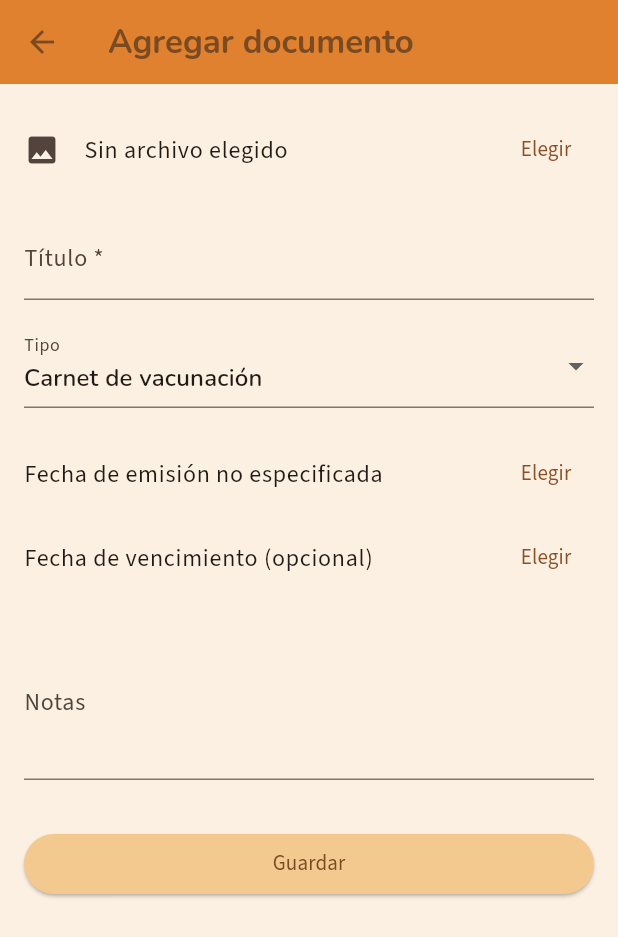
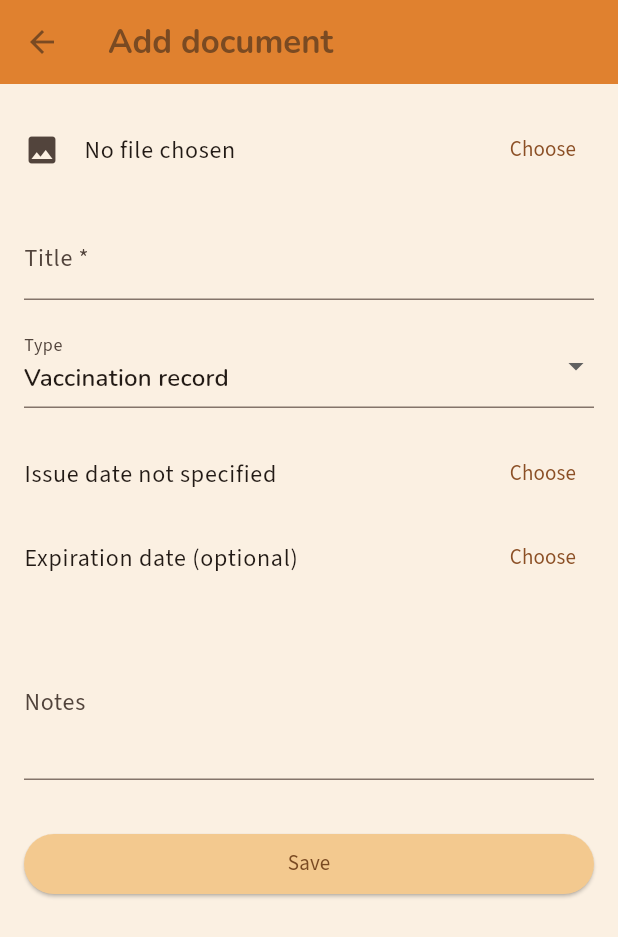
Before and after one commit to BreakPointX13/patas_al_dia, a Flutter app: the FormularioDocumentoScreen screen opened directly with empty values, on a phone screen of 412 x 824 dp. Shown: the top 937 px of the screen. Run offline on Flutter 3.47's test engine with Material 3 defaults, Android fonts, the phone set to English and light mode, and no system bars; our stand-ins replace flutter_local_notifications, flutter_riverpod, flutter_svg, image_picker, open_filex, share_plus and 3 more; accounts and stored records are empty.

Commit message:
feat: traducir Documentos y agrupar por tipo con separadores visuales
Cierra la pasada de i18n del core (Mascotas/Agenda/Documentos):
DocumentosScreen, FormularioDocumentoScreen y DetalleDocumentoScreen pasan
a AppLocalizations, incluido el tipo "Carnet de vacunación" (propio de
este módulo, sin equivalente en la versión reducida de Agenda).

Además, la lista de DocumentosScreen ahora se agrupa por tipo de
documento en vez de mostrarse plana, usando SeparadorSeccionFicha (mismo
patrón visual ya usado en el formulario/ficha de mascota) con ícono +
nombre del tipo, para facilitar la vista cuando hay varios documentos.

Co-Authored-By: Claude Sonnet 5 <noreply@anthropic.com>

```diff
--- a/lib/l10n/app_en.arb
+++ b/lib/l10n/app_en.arb
@@ -106,6 +106,7 @@
   "tipoEventoControl": "Check-up",
   "tipoEventoExamen": "Exam",
 
+  "tipoDocumentoCarnetVacunacion": "Vaccination record",
   "tipoDocumentoReceta": "Prescription",
   "tipoDocumentoExamen": "Test result",
   "tipoDocumentoCertificado": "Certificate",
@@ -195,5 +196,28 @@
   "elegirImagenGaleria": "Choose image from gallery",
   "elegirPdf": "Choose PDF",
   "seleccionaMascotaPrimero": "Select a pet first",
-  "errorFechaYHora": "Select a date and time"
+  "errorFechaYHora": "Select a date and time",
+
+  "agregarDocumentoLabel": "Add document",
+  "editarDocumentoLabel": "Edit document",
+  "sinArchivoElegido": "No file chosen",
+  "archivoElegido": "File chosen",
+  "accionCambiar": "Change",
+  "fechaEmisionNoEspecificada": "Issue date not specified",
+  "fechaEmitidaConValor": "Issued: {fecha}",
+  "fechaVencimientoOpcional": "Expiration date (optional)",
+  "fechaVenceConValor": "Expires: {fecha}",
+  "recordatorioVencimientoLabel": "Expiration reminder",
+  "recordatorioVencimientoAviso": "For now this is just saved as a note, it doesn't send a notification yet.",
+  "campoNotas": "Notes",
+  "eligeFotoOPdf": "Choose a photo or a PDF",
+  "eliminarDocumentoTitulo": "Delete document",
+  "eliminarDocumentoContenido": "Delete \"{titulo}\"?",
+  "fechaEmisionLabel": "Issue date",
+  "fechaVencimientoLabel": "Expiration date",
+  "conRecordatorioSufijo": " (with reminder)",
+  "sinNotas": "No notes",
+  "vinculadoAlEventoLabel": "Linked to event",
+  "abrirDocumentoLabel": "Open document",
+  "verPantallaCompletaLabel": "View full screen"
 }
--- a/lib/l10n/app_localizations.dart
+++ b/lib/l10n/app_localizations.dart
@@ -658,6 +658,12 @@ abstract class AppLocalizations {
   /// **'Examen'**
   String get tipoEventoExamen;
 
+  /// No description provided for @tipoDocumentoCarnetVacunacion.
+  ///
+  /// In es, this message translates to:
+  /// **'Carnet de vacunación'**
+  String get tipoDocumentoCarnetVacunacion;
+
   /// No description provided for @tipoDocumentoReceta.
   ///
   /// In es, this message translates to:
@@ -1167,6 +1173,138 @@ abstract class AppLocalizations {
   /// In es, this message translates to:
   /// **'Selecciona fecha y hora'**
   String get errorFechaYHora;
+
+  /// No description provided for @agregarDocumentoLabel.
+  ///
+  /// In es, this message translates to:
+  /// **'Agregar documento'**
+  String get agregarDocumentoLabel;
+
+  /// No description provided for @editarDocumentoLabel.
+  ///
+  /// In es, this message translates to:
+  /// **'Editar documento'**
+  String get editarDocumentoLabel;
+
+  /// No description provided for @sinArchivoElegido.
+  ///
+  /// In es, this message translates to:
+  /// **'Sin archivo elegido'**
+  String get sinArchivoElegido;
+
+  /// No description provided for @archivoElegido.
+  ///
+  /// In es, this message translates to:
+  /// **'Archivo elegido'**
+  String get archivoElegido;
+
+  /// No description provided for @accionCambiar.
+  ///
+  /// In es, this message translates to:
+  /// **'Cambiar'**
+  String get accionCambiar;
+
+  /// No description provided for @fechaEmisionNoEspecificada.
+  ///
+  /// In es, this message translates to:
+  /// **'Fecha de emisión no especificada'**
+  String get fechaEmisionNoEspecificada;
+
+  /// No description provided for @fechaEmitidaConValor.
+  ///
+  /// In es, this message translates to:
+  /// **'Emitido: {fecha}'**
+  String fechaEmitidaConValor(Object fecha);
+
+  /// No description provided for @fechaVencimientoOpcional.
+  ///
+  /// In es, this message translates to:
+  /// **'Fecha de vencimiento (opcional)'**
+  String get fechaVencimientoOpcional;
+
+  /// No description provided for @fechaVenceConValor.
+  ///
+  /// In es, this message translates to:
+  /// **'Vence: {fecha}'**
+  String fechaVenceConValor(Object fecha);
+
+  /// No description provided for @recordatorioVencimientoLabel.
+  ///
+  /// In es, this message translates to:
+  /// **'Recordatorio de vencimiento'**
+  String get recordatorioVencimientoLabel;
+
+  /// No description provided for @recordatorioVencimientoAviso.
+  ///
+  /// In es, this message translates to:
+  /// **'Por ahora solo queda guardado como dato, todavía no envía una notificación.'**
+  String get recordatorioVencimientoAviso;
+
+  /// No description provided for @campoNotas.
+  ///
+  /// In es, this message translates to:
+  /// **'Notas'**
+  String get campoNotas;
+
+  /// No description provided for @eligeFotoOPdf.
+  ///
+  /// In es, this message translates to:
+  /// **'Elige una foto o un PDF'**
+  String get eligeFotoOPdf;
+
+  /// No description provided for @eliminarDocumentoTitulo.
+  ///
+  /// In es, this message translates to:
+  /// **'Eliminar documento'**
+  String get eliminarDocumentoTitulo;
+
+  /// No description provided for @eliminarDocumentoContenido.
+  ///
+  /// In es, this message translates to:
+  /// **'¿Eliminar \"{titulo}\"?'**
+  String eliminarDocumentoContenido(Object titulo);
+
+  /// No description provided for @fechaEmisionLabel.
+  ///
+  /// In es, this message translates to:
+  /// **'Fecha de emisión'**
+  String get fechaEmisionLabel;
+
+  /// No description provided for @fechaVencimientoLabel.
+  ///
+  /// In es, this message translates to:
+  /// **'Fecha de vencimiento'**
+  String get fechaVencimientoLabel;
+
+  /// No description provided for @conRecordatorioSufijo.
+  ///
+  /// In es, this message translates to:
+  /// **' (con recordatorio)'**
+  String get conRecordatorioSufijo;
+
+  /// No description provided for @sinNotas.
+  ///
+  /// In es, this message translates to:
+  /// **'Sin notas'**
+  String get sinNotas;
+
+  /// No description provided for @vinculadoAlEventoLabel.
+  ///
+  /// In es, this message translates to:
+  /// **'Vinculado al evento'**
+  String get vinculadoAlEventoLabel;
+
+  /// No description provided for @abrirDocumentoLabel.
+  ///
+  /// In es, this message translates to:
+  /// **'Abrir documento'**
+  String get abrirDocumentoLabel;
+
+  /// No description provided for @verPantallaCompletaLabel.
+  ///
+  /// In es, this message translates to:
+  /// **'Ver a pantalla completa'**
+  String get verPantallaCompletaLabel;
 }
 
 class _AppLocalizationsDelegate
--- a/lib/l10n/app_localizations_en.dart
+++ b/lib/l10n/app_localizations_en.dart
@@ -299,6 +299,9 @@ class AppLocalizationsEn extends AppLocalizations {
   String get tipoEventoExamen => 'Exam';
 
   @override
+  String get tipoDocumentoCarnetVacunacion => 'Vaccination record';
+
+  @override
   String get tipoDocumentoReceta => 'Prescription';
 
   @override
@@ -564,4 +567,77 @@ class AppLocalizationsEn extends AppLocalizations {
 
   @override
   String get errorFechaYHora => 'Select a date and time';
+
+  @override
+  String get agregarDocumentoLabel => 'Add document';
+
+  @override
+  String get editarDocumentoLabel => 'Edit document';
+
+  @override
+  String get sinArchivoElegido => 'No file chosen';
+
+  @override
+  String get archivoElegido => 'File chosen';
+
+  @override
+  String get accionCambiar => 'Change';
+
+  @override
+  String get fechaEmisionNoEspecificada => 'Issue date not specified';
+
+  @override
+  String fechaEmitidaConValor(Object fecha) {
+    return 'Issued: $fecha';
+  }
+
+  @override
+  String get fechaVencimientoOpcional => 'Expiration date (optional)';
+
+  @override
+  String fechaVenceConValor(Object fecha) {
+    return 'Expires: $fecha';
+  }
+
+  @override
+  String get recordatorioVencimientoLabel => 'Expiration reminder';
+
+  @override
+  String get recordatorioVencimientoAviso =>
+      'For now this is just saved as a note, it doesn\'t send a notification yet.';
+
+  @override
+  String get campoNotas => 'Notes';
+
+  @override
+  String get eligeFotoOPdf => 'Choose a photo or a PDF';
+
+  @override
+  String get eliminarDocumentoTitulo => 'Delete document';
+
+  @override
+  String eliminarDocumentoContenido(Object titulo) {
+    return 'Delete \"$titulo\"?';
+  }
+
+  @override
+  String get fechaEmisionLabel => 'Issue date';
+
+  @override
+  String get fechaVencimientoLabel => 'Expiration date';
+
+  @override
+  String get conRecordatorioSufijo => ' (with reminder)';
+
+  @override
+  String get sinNotas => 'No notes';
+
+  @override
+  String get vinculadoAlEventoLabel => 'Linked to event';
+
+  @override
+  String get abrirDocumentoLabel => 'Open document';
+
+  @override
+  String get verPantallaCompletaLabel => 'View full screen';
 }
--- a/lib/presentation/screens/detalle_documento_screen.dart
+++ b/lib/presentation/screens/detalle_documento_screen.dart
@@ -3,8 +3,10 @@ import 'package:flutter/material.dart';
 import 'package:flutter_riverpod/flutter_riverpod.dart';
 import 'package:open_filex/open_filex.dart';
 import 'package:patas_al_dia/data/models/documento_model.dart';
+import 'package:patas_al_dia/l10n/app_localizations.dart';
 import 'package:patas_al_dia/presentation/screens/formulario_documento_screen.dart';
 import 'package:patas_al_dia/presentation/screens/visor_imagen_screen.dart';
+import 'package:patas_al_dia/presentation/utils/etiquetas_localizadas.dart';
 import 'package:patas_al_dia/providers/agenda_evento_provider.dart';
 import 'package:patas_al_dia/providers/documento_provider.dart';
 
@@ -67,19 +69,20 @@ class _DetalleDocumentoScreenState
   }
 
   Future<void> _eliminarDocumento(DocumentoModel documento) async {
+    final l10n = AppLocalizations.of(context);
     final confirmar = await showDialog<bool>(
       context: context,
       builder: (context) => AlertDialog(
-        title: const Text('Eliminar documento'),
-        content: Text('¿Eliminar "${documento.titulo}"?'),
+        title: Text(l10n.eliminarDocumentoTitulo),
+        content: Text(l10n.eliminarDocumentoContenido(documento.titulo)),
         actions: [
           TextButton(
             onPressed: () => Navigator.of(context).pop(false),
-            child: const Text('Cancelar'),
+            child: Text(l10n.accionCancelar),
           ),
           ElevatedButton(
             onPressed: () => Navigator.of(context).pop(true),
-            child: const Text('Eliminar'),
+            child: Text(l10n.accionEliminar),
           ),
         ],
       ),
@@ -114,6 +117,7 @@ class _DetalleDocumentoScreenState
       return const Scaffold(body: Center(child: CircularProgressIndicator()));
     }
     final documento = documentoEncontrado;
+    final l10n = AppLocalizations.of(context);
 
     return Scaffold(
       appBar: AppBar(
@@ -121,7 +125,7 @@ class _DetalleDocumentoScreenState
         actions: [
           IconButton(
             icon: const Icon(Icons.delete_outline),
-            tooltip: 'Eliminar documento',
+            tooltip: l10n.eliminarDocumentoTitulo,
             onPressed: () => _eliminarDocumento(documento),
           ),
         ],
@@ -154,40 +158,40 @@ class _DetalleDocumentoScreenState
               ),
             ),
           ListTile(
-            title: const Text('Tipo'),
+            title: Text(l10n.campoTipo),
             subtitle: Text(
               documento.tipoDocumento == 'Otro' &&
                       documento.tipoDocumentoPersonalizado != null
                   ? documento.tipoDocumentoPersonalizado!
-                  : documento.tipoDocumento,
+                  : tipoDocumentoMostrar(l10n, documento.tipoDocumento),
             ),
           ),
           ListTile(
-            title: const Text('Fecha de emisión'),
+            title: Text(l10n.fechaEmisionLabel),
             subtitle: Text(
               documento.fechaEmision == null
-                  ? 'No especificada'
+                  ? l10n.noEspecificada
                   : '${documento.fechaEmision!.day}/'
                         '${documento.fechaEmision!.month}/${documento.fechaEmision!.year}',
             ),
           ),
           ListTile(
-            title: const Text('Fecha de vencimiento'),
+            title: Text(l10n.fechaVencimientoLabel),
             subtitle: Text(
               documento.fechaVencimiento == null
-                  ? 'No especificada'
+                  ? l10n.noEspecificada
                   : '${documento.fechaVencimiento!.day}/'
                         '${documento.fechaVencimiento!.month}/${documento.fechaVencimiento!.year}'
-                        '${documento.recordatorioVencimiento ? ' (con recordatorio)' : ''}',
+                        '${documento.recordatorioVencimiento ? l10n.conRecordatorioSufijo : ''}',
             ),
           ),
           ListTile(
-            title: const Text('Notas'),
-            subtitle: Text(documento.notasAsociadas ?? 'Sin notas'),
+            title: Text(l10n.campoNotas),
+            subtitle: Text(documento.notasAsociadas ?? l10n.sinNotas),
           ),
           if (_tituloEventoVinculado != null)
             ListTile(
-              title: const Text('Vinculado al evento'),
+              title: Text(l10n.vinculadoAlEventoLabel),
               subtitle: Text(_tituloEventoVinculado!),
             ),
           const Divider(height: 32),
@@ -199,15 +203,15 @@ class _DetalleDocumentoScreenState
             ),
             title: Text(
               documento.fileExtension == 'pdf'
-                  ? 'Abrir documento'
-                  : 'Ver a pantalla completa',
+                  ? l10n.abrirDocumentoLabel
+                  : l10n.verPantallaCompletaLabel,
             ),
             trailing: const Icon(Icons.chevron_right),
             onTap: () => _abrirArchivo(documento),
           ),
           ListTile(
             leading: const Icon(Icons.edit),
-            title: const Text('Editar documento'),
+            title: Text(l10n.editarDocumentoLabel),
             trailing: const Icon(Icons.chevron_right),
             onTap: () {
               Navigator.of(context).push(
--- a/lib/presentation/screens/formulario_documento_screen.dart
+++ b/lib/presentation/screens/formulario_documento_screen.dart
@@ -4,9 +4,11 @@ import 'package:flutter_riverpod/flutter_riverpod.dart';
 import 'package:image_picker/image_picker.dart';
 import 'package:uuid/uuid.dart';
 import 'package:patas_al_dia/data/models/documento_model.dart';
+import 'package:patas_al_dia/l10n/app_localizations.dart';
+import 'package:patas_al_dia/presentation/utils/etiquetas_localizadas.dart';
 import 'package:patas_al_dia/providers/documento_provider.dart';
 
-const _tiposDocumento = [
+const tiposDocumentoDisponibles = [
   'Carnet de vacunación',
   'Receta',
   'Examen',
@@ -38,7 +40,7 @@ class _FormularioDocumentoScreenState
   final _notasController = TextEditingController();
   final ImagePicker _picker = ImagePicker();
 
-  String _tipoDocumento = _tiposDocumento.first;
+  String _tipoDocumento = tiposDocumentoDisponibles.first;
   String? _filePath;
   String? _fileExtension;
   DateTime? _fechaEmision;
@@ -72,6 +74,7 @@ class _FormularioDocumentoScreenState
   }
 
   Future<void> _elegirArchivo() async {
+    final l10n = AppLocalizations.of(context);
     final opcion = await showModalBottomSheet<String>(
       context: context,
       builder: (context) => SafeArea(
@@ -80,17 +83,17 @@ class _FormularioDocumentoScreenState
           children: [
             ListTile(
               leading: const Icon(Icons.photo_camera),
-              title: const Text('Tomar foto'),
+              title: Text(l10n.tomarFoto),
               onTap: () => Navigator.of(context).pop('camara'),
             ),
             ListTile(
               leading: const Icon(Icons.photo_library),
-              title: const Text('Elegir imagen de galería'),
+              title: Text(l10n.elegirImagenGaleria),
               onTap: () => Navigator.of(context).pop('galeria'),
             ),
             ListTile(
               leading: const Icon(Icons.picture_as_pdf),
-              title: const Text('Elegir PDF'),
+              title: Text(l10n.elegirPdf),
               onTap: () => Navigator.of(context).pop('pdf'),
             ),
           ],
@@ -153,7 +156,7 @@ class _FormularioDocumentoScreenState
     }
     if (_filePath == null) {
       ScaffoldMessenger.of(context).showSnackBar(
-        const SnackBar(content: Text('Elige una foto o un PDF')),
+        SnackBar(content: Text(AppLocalizations.of(context).eligeFotoOPdf)),
       );
       return;
     }
@@ -196,12 +199,13 @@ class _FormularioDocumentoScreenState
 
   @override
   Widget build(BuildContext context) {
+    final l10n = AppLocalizations.of(context);
     return Scaffold(
       appBar: AppBar(
         title: Text(
           widget.documentoExistente == null
-              ? 'Agregar documento'
-              : 'Editar documento',
+              ? l10n.agregarDocumentoLabel
+              : l10n.editarDocumentoLabel,
         ),
       ),
       body: Form(
@@ -215,20 +219,20 @@ class _FormularioDocumentoScreenState
                 _fileExtension == 'pdf' ? Icons.picture_as_pdf : Icons.image,
               ),
               title: Text(
-                _filePath == null ? 'Sin archivo elegido' : 'Archivo elegido',
+                _filePath == null ? l10n.sinArchivoElegido : l10n.archivoElegido,
               ),
               trailing: TextButton(
                 onPressed: _elegirArchivo,
-                child: Text(_filePath == null ? 'Elegir' : 'Cambiar'),
+                child: Text(_filePath == null ? l10n.accionElegir : l10n.accionCambiar),
               ),
             ),
             const SizedBox(height: 16),
             TextFormField(
               controller: _tituloController,
-              decoration: const InputDecoration(labelText: 'Título *'),
+              decoration: InputDecoration(labelText: l10n.campoTituloObligatorio),
               validator: (valor) {
                 if (valor == null || valor.trim().isEmpty) {
-                  return 'El título es obligatorio';
+                  return l10n.errorTituloObligatorio;
                 }
                 return null;
               },
@@ -236,19 +240,24 @@ class _FormularioDocumentoScreenState
             const SizedBox(height: 16),
             DropdownButtonFormField<String>(
               initialValue: _tipoDocumento,
-              decoration: const InputDecoration(labelText: 'Tipo'),
-              items: _tiposDocumento
-                  .map((t) => DropdownMenuItem(value: t, child: Text(t)))
+              decoration: InputDecoration(labelText: l10n.campoTipo),
+              items: tiposDocumentoDisponibles
+                  .map(
+                    (t) => DropdownMenuItem(
+                      value: t,
+                      child: Text(tipoDocumentoMostrar(l10n, t)),
+                    ),
+                  )
                   .toList(),
               onChanged: (valor) =>
-                  setState(() => _tipoDocumento = valor ?? _tiposDocumento.first),
+                  setState(() => _tipoDocumento = valor ?? tiposDocumentoDisponibles.first),
             ),
             if (_tipoDocumento == 'Otro') ...[
               const SizedBox(height: 16),
               TextFormField(
                 controller: _tipoPersonalizadoController,
-                decoration: const InputDecoration(
-                  labelText: 'Especifica el tipo',
+                decoration: InputDecoration(
+                  labelText: l10n.campoEspecificaElTipo,
                 ),
               ),
             ],
@@ -257,36 +266,37 @@ class _FormularioDocumentoScreenState
               contentPadding: EdgeInsets.zero,
               title: Text(
                 _fechaEmision == null
-                    ? 'Fecha de emisión no especificada'
-                    : 'Emitido: ${_fechaEmision!.day}/'
-                          '${_fechaEmision!.month}/${_fechaEmision!.year}',
+                    ? l10n.fechaEmisionNoEspecificada
+                    : l10n.fechaEmitidaConValor(
+                        '${_fechaEmision!.day}/'
+                        '${_fechaEmision!.month}/${_fechaEmision!.year}',
+                      ),
               ),
               trailing: TextButton(
                 onPressed: () => _seleccionarFecha(esVencimiento: false),
-                child: const Text('Elegir'),
+                child: Text(l10n.accionElegir),
               ),
             ),
             ListTile(
               contentPadding: EdgeInsets.zero,
               title: Text(
                 _fechaVencimiento == null
-                    ? 'Fecha de vencimiento (opcional)'
-                    : 'Vence: ${_fechaVencimiento!.day}/'
-                          '${_fechaVencimiento!.month}/${_fechaVencimiento!.year}',
+                    ? l10n.fechaVencimientoOpcional
+                    : l10n.fechaVenceConValor(
+                        '${_fechaVencimiento!.day}/'
+                        '${_fechaVencimiento!.month}/${_fechaVencimiento!.year}',
+                      ),
               ),
               trailing: TextButton(
                 onPressed: () => _seleccionarFecha(esVencimiento: true),
-                child: const Text('Elegir'),
+                child: Text(l10n.accionElegir),
               ),
             ),
             if (_fechaVencimiento != null)
               SwitchListTile(
                 contentPadding: EdgeInsets.zero,
-                title: const Text('Recordatorio de vencimiento'),
-                subtitle: const Text(
-                  'Por ahora solo queda guardado como dato, todavía no '
-                  'envía una notificación.',
-                ),
+                title: Text(l10n.recordatorioVencimientoLabel),
+                subtitle: Text(l10n.recordatorioVencimientoAviso),
                 value: _recordatorioVencimiento,
                 onChanged: (valor) =>
                     setState(() => _recordatorioVencimiento = valor),
@@ -294,11 +304,11 @@ class _FormularioDocumentoScreenState
             const SizedBox(height: 16),
             TextFormField(
               controller: _notasController,
-              decoration: const InputDecoration(labelText: 'Notas'),
+              decoration: InputDecoration(labelText: l10n.campoNotas),
               maxLines: 3,
             ),
             const SizedBox(height: 32),
-            ElevatedButton(onPressed: _guardar, child: const Text('Guardar')),
+            ElevatedButton(onPressed: _guardar, child: Text(l10n.accionGuardar)),
           ],
         ),
       ),
--- a/lib/presentation/utils/etiquetas_localizadas.dart
+++ b/lib/presentation/utils/etiquetas_localizadas.dart
@@ -62,6 +62,7 @@ String tipoEventoMostrar(AppLocalizations l10n, String? tipoEvento) {
 /// adjuntos a un evento de agenda como en la sección Documentos).
 String tipoDocumentoMostrar(AppLocalizations l10n, String? tipoDocumento) {
   final etiquetas = {
+    'Carnet de vacunación': l10n.tipoDocumentoCarnetVacunacion,
     'Receta': l10n.tipoDocumentoReceta,
     'Examen': l10n.tipoDocumentoExamen,
     'Certificado': l10n.tipoDocumentoCertificado,
```
Also changed, not shown: lib/l10n/app_es.arb (+34 -1 lines), lib/l10n/app_localizations_es.dart (+76 -0 lines), lib/l10n/app_localizations_pt.dart (+76 -0 lines), lib/l10n/app_pt.arb (+25 -1 lines), lib/presentation/screens/documentos_screen.dart (+81 -11 lines), 7 other files.
